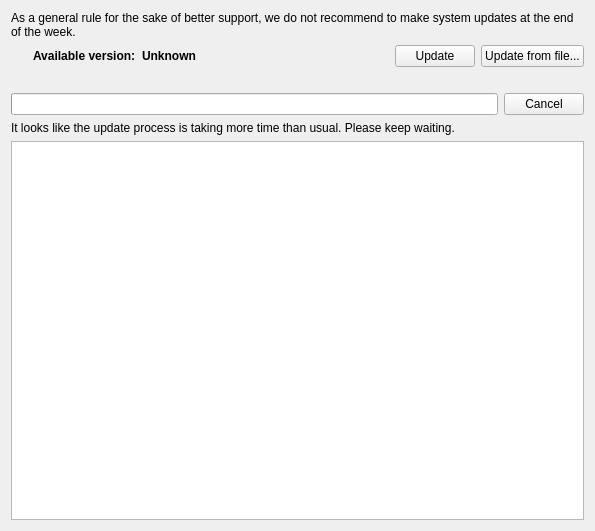
This is client/src/ui/widgets/server_updates_widget.ui in networkoptix/nx_open as Qt 5 draws it before an edit. The edited form follows.
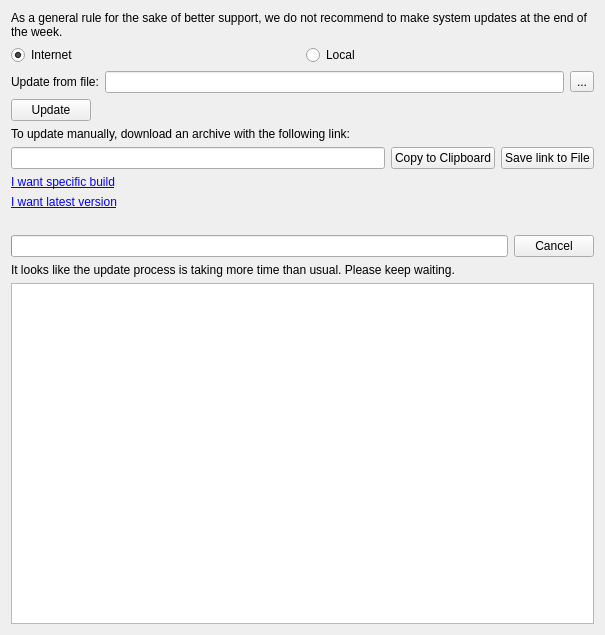
This is the edited form. The open tabs and pages were chosen to show the change. Custom widgets are drawn as their Qt base class.

Diff of the .ui file:
```diff
--- a/client/src/ui/widgets/server_updates_widget.ui
+++ b/client/src/ui/widgets/server_updates_widget.ui
@@ -6,11 +6,11 @@
    <rect>
     <x>0</x>
     <y>0</y>
-    <width>595</width>
-    <height>531</height>
+    <width>605</width>
+    <height>635</height>
    </rect>
   </property>
-  <layout class="QVBoxLayout" name="verticalLayout_2">
+  <layout class="QVBoxLayout" name="verticalLayout_4" stretch="0,0,0,0,0,0,0,1">
    <item>
     <widget class="QLabel" name="dayWarningLabel">
      <property name="text">
@@ -22,35 +22,51 @@
     </widget>
    </item>
    <item>
-    <layout class="QHBoxLayout" name="versionLayout" stretch="0,0,1,0,0">
+    <layout class="QHBoxLayout" name="horizontalLayout_5">
      <item>
-      <widget class="QPushButton" name="sourceButton">
-       <property name="sizePolicy">
-        <sizepolicy hsizetype="Fixed" vsizetype="Fixed">
-         <horstretch>0</horstretch>
-         <verstretch>0</verstretch>
-        </sizepolicy>
-       </property>
-       <property name="minimumSize">
-        <size>
-         <width>16</width>
-         <height>0</height>
-        </size>
-       </property>
-       <property name="maximumSize">
-        <size>
-         <width>16</width>
-         <height>16777215</height>
-        </size>
-       </property>
-       <property name="focusPolicy">
-        <enum>Qt::TabFocus</enum>
-       </property>
+      <widget class="QRadioButton" name="radioButton">
        <property name="text">
-        <string/>
+        <string>Internet</string>
        </property>
-       <property name="flat">
+       <property name="checked">
         <bool>true</bool>
+       </property>
+      </widget>
+     </item>
+     <item>
+      <widget class="QRadioButton" name="radioButton_2">
+       <property name="text">
+        <string>Local</string>
+       </property>
+      </widget>
+     </item>
+    </layout>
+   </item>
+   <item>
+    <widget class="QStackedWidget" name="stackedWidget">
+     <property name="currentIndex">
+      <number>0</number>
+     </property>
+     <widget class="QWidget" name="page">
+      <layout class="QVBoxLayout" name="verticalLayout_3">
+       <property name="leftMargin">
+        <number>0</number>
+       </property>
+       <property name="topMargin">
+        <number>0</number>
+       </property>
+       <property name="rightMargin">
+        <number>0</number>
+       </property>
+       <property name="bottomMargin">
+        <number>0</number>
+       </property>
+       <item>
+        <layout class="QHBoxLayout" name="horizontalLayout_6" stretch="0,0,1,0">
+         <item>
+          <widget class="QPushButton" name="pushButton">
+           <property name="text">
+            <string>Refresh</string>
        </property>
       </widget>
      </item>
@@ -81,20 +97,135 @@
       </widget>
      </item>
      <item>
+          <widget class="QLabel" name="label_3">
+           <property name="text">
+            <string>&lt;a href='notes'&gt;release notes&lt;/a&gt;</string>
+           </property>
+          </widget>
+         </item>
+        </layout>
+       </item>
+       <item>
       <widget class="QPushButton" name="startUpdateButton">
+         <property name="sizePolicy">
+          <sizepolicy hsizetype="Fixed" vsizetype="Fixed">
+           <horstretch>0</horstretch>
+           <verstretch>0</verstretch>
+          </sizepolicy>
+         </property>
        <property name="text">
         <string>Update</string>
        </property>
       </widget>
+       </item>
+       <item>
+        <spacer name="verticalSpacer">
+         <property name="orientation">
+          <enum>Qt::Vertical</enum>
+         </property>
+         <property name="sizeHint" stdset="0">
+          <size>
+           <width>20</width>
+           <height>40</height>
+          </size>
+         </property>
+        </spacer>
+       </item>
+      </layout>
+     </widget>
+     <widget class="QWidget" name="page_2">
+      <layout class="QVBoxLayout" name="verticalLayout_2">
+       <property name="leftMargin">
+        <number>0</number>
+       </property>
+       <property name="topMargin">
+        <number>0</number>
+       </property>
+       <property name="rightMargin">
+        <number>0</number>
+       </property>
+       <property name="bottomMargin">
+        <number>0</number>
+       </property>
+       <item>
+        <layout class="QHBoxLayout" name="horizontalLayout" stretch="0,1,0">
+         <item>
+          <widget class="QLabel" name="label">
+           <property name="text">
+            <string>Update from file:</string>
+           </property>
+          </widget>
+         </item>
+         <item>
+          <widget class="QLineEdit" name="lineEdit"/>
+         </item>
+         <item>
+          <widget class="QToolButton" name="toolButton">
+           <property name="text">
+            <string>...</string>
+           </property>
+          </widget>
+         </item>
+        </layout>
      </item>
      <item>
       <widget class="QPushButton" name="localUpdateButton">
+         <property name="sizePolicy">
+          <sizepolicy hsizetype="Fixed" vsizetype="Fixed">
+           <horstretch>0</horstretch>
+           <verstretch>0</verstretch>
+          </sizepolicy>
+         </property>
        <property name="text">
-        <string>Update from file...</string>
+          <string>Update</string>
        </property>
       </widget>
      </item>
-    </layout>
+       <item>
+        <widget class="QLabel" name="label_2">
+         <property name="text">
+          <string>To update manually, download an archive with the following link:</string>
+         </property>
+        </widget>
+       </item>
+       <item>
+        <layout class="QHBoxLayout" name="horizontalLayout_3">
+         <item>
+          <widget class="QLineEdit" name="lineEdit_2"/>
+         </item>
+         <item>
+          <widget class="QPushButton" name="pushButton_2">
+           <property name="text">
+            <string>Copy to Clipboard</string>
+           </property>
+          </widget>
+         </item>
+         <item>
+          <widget class="QPushButton" name="pushButton_3">
+           <property name="text">
+            <string>Save link to File</string>
+           </property>
+          </widget>
+         </item>
+        </layout>
+       </item>
+      </layout>
+     </widget>
+    </widget>
+   </item>
+   <item>
+    <widget class="QLabel" name="label_4">
+     <property name="text">
+      <string>&lt;a href='spec'&gt;I want specific build&lt;/a&gt;</string>
+     </property>
+    </widget>
+   </item>
+   <item>
+    <widget class="QLabel" name="label_5">
+     <property name="text">
+      <string>&lt;a href='latest'&gt;I want latest version&lt;/a&gt;</string>
+     </property>
+    </widget>
    </item>
    <item>
     <widget class="QWidget" name="detailWidget" native="true">
@@ -113,9 +244,6 @@
       </property>
       <item>
        <widget class="QLabel" name="detailLabel">
-        <property name="text">
-         <string/>
-        </property>
         <property name="wordWrap">
          <bool>true</bool>
         </property>
```
Left out of the diff: 9 changed lines with no effect on the pictures. Lines whose indentation alone changed are shown as unchanged.
